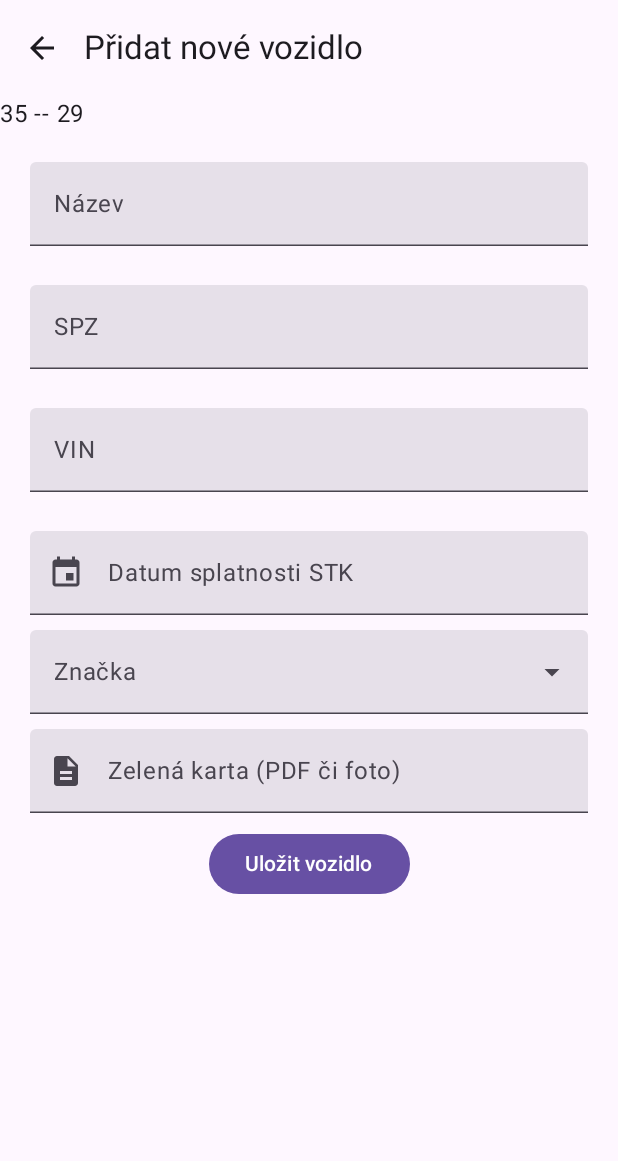
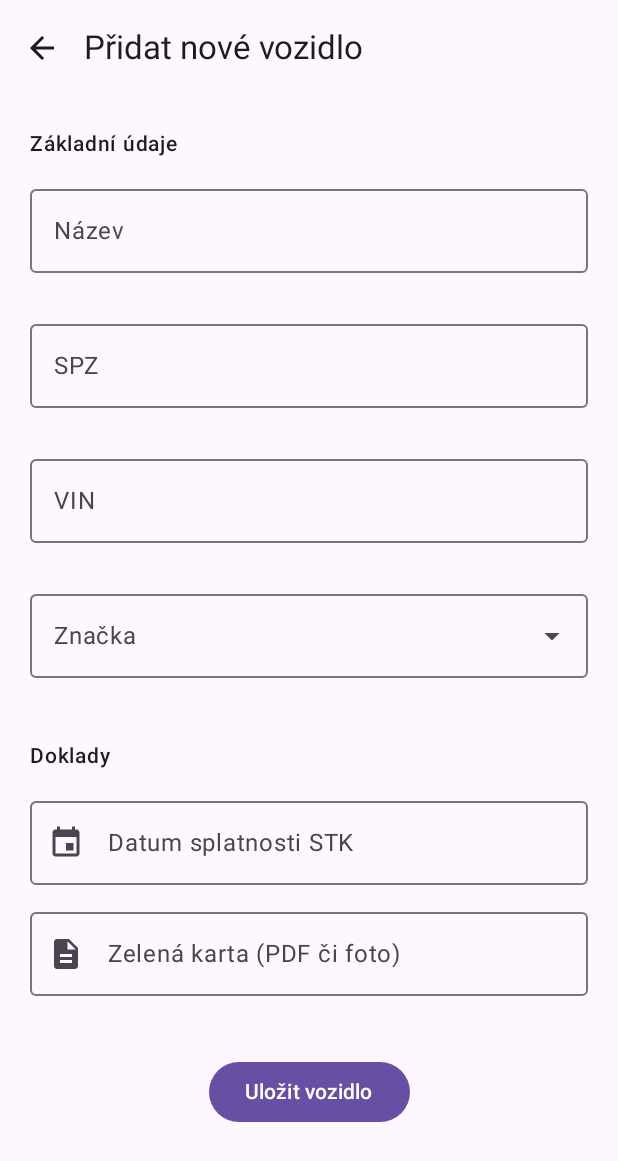
Before and after one commit to MartinWeiss01/garager-android, an Android app built with Jetpack Compose: the screen it shows after launch (MainActivity), after a tap on "Přidat vozidlo", on a phone screen of 412 x 824 dp. Shown: the top 1161 px of the screen. Run offline under Robolectric (Android 15) with nearby library versions, the phone set to English and light mode, and no system bars; our stand-ins replace Room's generated code.

Commit message:
feat(AddEditVeh): change screen layout and UI

```diff
--- a/Garager/app/src/main/java/cz/martinweiss/garager/ui/elements/CustomTextField.kt
+++ b/Garager/app/src/main/java/cz/martinweiss/garager/ui/elements/CustomTextField.kt
@@ -3,6 +3,7 @@ package cz.martinweiss.garager.ui.elements
 import androidx.compose.foundation.layout.fillMaxWidth
 import androidx.compose.foundation.text.KeyboardOptions
 import androidx.compose.material3.ExperimentalMaterial3Api
+import androidx.compose.material3.OutlinedTextField
 import androidx.compose.material3.Text
 import androidx.compose.material3.TextField
 import androidx.compose.runtime.Composable
@@ -18,7 +19,7 @@ fun CustomTextField(
     error: String,
     keyboardOptions: KeyboardOptions = KeyboardOptions(keyboardType = KeyboardType.Text),
 ) {
-    TextField(
+    OutlinedTextField(
         value = value,
         label = { Text(text = label) },
         onValueChange = onValueChange,
--- a/Garager/app/src/main/java/cz/martinweiss/garager/ui/elements/ReactiveField.kt
+++ b/Garager/app/src/main/java/cz/martinweiss/garager/ui/elements/ReactiveField.kt
@@ -36,7 +36,7 @@ fun ReactiveField(
 
     val focusManager = LocalFocusManager.current
 
-    TextField(
+    OutlinedTextField(
         value = value ?: "",
         onValueChange = {},
         label = { Text(text = label) },
--- a/Garager/app/src/main/java/cz/martinweiss/garager/ui/screens/vehicleAddEdit/Screen.kt
+++ b/Garager/app/src/main/java/cz/martinweiss/garager/ui/screens/vehicleAddEdit/Screen.kt
@@ -23,6 +23,8 @@ import androidx.compose.foundation.gestures.rememberTransformableState
 import androidx.compose.foundation.gestures.transformable
 import androidx.compose.ui.draw.scale
 import androidx.compose.ui.graphics.asImageBitmap
+import androidx.compose.ui.text.font.FontWeight
+import androidx.compose.ui.unit.sp
 import cz.martinweiss.garager.R
 import cz.martinweiss.garager.navigation.INavigationRouter
 import cz.martinweiss.garager.ui.elements.BackArrowScreen
@@ -77,14 +79,14 @@ fun AddEditVehicleContent(
     actions: AddEditVehicleViewModel,
     data: AddEditVehicleData
 ) {
-    Text(text = "${Build.VERSION.SDK_INT} -- ${Build.VERSION_CODES.Q}")
     var expanded by remember { mutableStateOf(false) }
     val context = LocalContext.current
 
     Column(
         modifier = Modifier.padding(20.dp),
-        verticalArrangement = Arrangement.spacedBy(10.dp)
+        verticalArrangement = Arrangement.spacedBy(40.dp)
     ) {
+        Section(title = stringResource(id = R.string.add_edit_vehicle_section_main)) {
             CustomTextField(
                 value = data.vehicle.name,
                 label = stringResource(id = R.string.add_edit_vehicle_name_field),
@@ -106,38 +108,11 @@ fun AddEditVehicleContent(
                 error = if(data.vehicleVINError != null) stringResource(id = data.vehicleVINError!!) else ""
             )
 
-        val calendar = Calendar.getInstance()
-        data.vehicle.motDate?.let {
-            calendar.timeInMillis = it
-        }
-
-        val year = calendar.get(Calendar.YEAR)
-        val month = calendar.get(Calendar.MONTH)
-        val day = calendar.get(Calendar.DAY_OF_MONTH)
-
-        val datePickerDialog = DatePickerDialog(
-            LocalContext.current,
-            { dialog: DatePicker, year: Int, month: Int, day: Int ->
-                actions.onDateChange(DateUtils.getUnixTime(year, month, day))
-            },
-            year,
-            month,
-            day
-        )
-
-        ReactiveField(
-            value = if(data.vehicle.motDate != null) DateUtils.getDateString(data.vehicle.motDate!!) else null,
-            label = stringResource(id = R.string.add_edit_vehicle_mot_date_field),
-            leadingIcon = R.drawable.ic_event_24,
-            onClick = { datePickerDialog.show() },
-            onClearClick = { actions.onDateChange(null) }
-        )
-
             ExposedDropdownMenuBox(
                 expanded = expanded,
                 onExpandedChange = { expanded = !expanded }
             ) {
-            TextField(
+                OutlinedTextField(
                     readOnly = true,
                     value = data.selectedManufacturerName,
                     onValueChange = {},
@@ -145,7 +120,6 @@ fun AddEditVehicleContent(
                     trailingIcon = {
                         ExposedDropdownMenuDefaults.TrailingIcon(expanded = expanded)
                     },
-                colors = ExposedDropdownMenuDefaults.textFieldColors(),
                     modifier = Modifier
                         .menuAnchor()
                         .fillMaxWidth()
@@ -166,11 +140,41 @@ fun AddEditVehicleContent(
                     }
                 }
             }
+        }
+
+        val calendar = Calendar.getInstance()
+        data.vehicle.motDate?.let {
+            calendar.timeInMillis = it
+        }
+
+        val year = calendar.get(Calendar.YEAR)
+        val month = calendar.get(Calendar.MONTH)
+        val day = calendar.get(Calendar.DAY_OF_MONTH)
+
+        val datePickerDialog = DatePickerDialog(
+            LocalContext.current,
+            { dialog: DatePicker, year: Int, month: Int, day: Int ->
+                actions.onDateChange(DateUtils.getUnixTime(year, month, day))
+            },
+            year,
+            month,
+            day
+        )
+
+        Section(title = stringResource(id = R.string.add_edit_vehicle_section_docs)) {
+            ReactiveField(
+                value = if(data.vehicle.motDate != null) DateUtils.getDateString(data.vehicle.motDate!!) else null,
+                label = stringResource(id = R.string.add_edit_vehicle_mot_date_field),
+                leadingIcon = R.drawable.ic_event_24,
+                onClick = { datePickerDialog.show() },
+                onClearClick = { actions.onDateChange(null) }
+            )
 
             FilePickerDev(
                 actions = actions,
                 data = data
             )
+        }
 
         Row(
             Modifier.fillMaxWidth(),
@@ -180,7 +184,6 @@ fun AddEditVehicleContent(
                 onClick = {
                     actions.saveVehicle(context)
                 },
-                //enabled = (actions.isNameValid(fName.value) && actions.isVINValid(fVin.value))
             ) {
                 Text(text = stringResource(id = R.string.add_edit_vehicle_save_btn))
             }
@@ -195,18 +198,11 @@ fun FilePickerDev(
 ) {
     val context = LocalContext.current
 
-    var bitmap by remember {
-        mutableStateOf<Bitmap?>(null)
-    }
-
     // Android 10+ (API Level 29+), permissions not required
     val launcher = rememberLauncherForActivityResult(ActivityResultContracts.OpenDocument()) {
         if(it != null) {
             actions.onGreenCardChange(it)
-            var fileContent = context.contentResolver.openInputStream(it)?.readBytes()
-            bitmap = fileContent?.let { BitmapFactory.decodeByteArray(fileContent, 0, it.size) }
         } // else User didnt select any file
-
     }
 
     // Android <10 (API Level <29), permissions required
@@ -219,7 +215,8 @@ fun FilePickerDev(
     }
 
     ReactiveField(
-        value = FileUtils.getFileNameFromURI(context, data.selectedGreenCardURI),
+        value = if(data.selectedGreenCardURI == null && data.vehicle.greenCardFilename != null) data.vehicle.greenCardFilename
+            else FileUtils.getFileNameFromURI(context, data.selectedGreenCardURI),
         label = stringResource(id = R.string.add_edit_vehicle_file_field),
         leadingIcon = R.drawable.ic_description_24_filled,
         onClick = {
@@ -231,22 +228,20 @@ fun FilePickerDev(
         },
         onClearClick = { actions.onGreenCardChange(null) }
     )
-
-    var scale by remember { mutableStateOf(1f) }
-    val state = rememberTransformableState { zoomChange, _, _ ->
-        scale *= zoomChange
 }
 
-    if(bitmap != null) {
-        Box(
-            Modifier
-                .transformable(state = state)
+@Composable
+fun Section(
+    title: String,
+    modifier: Modifier = Modifier,
+    content: @Composable () -> Unit
 ) {
-            Image(
-                bitmap!!.asImageBitmap(),
-                contentDescription = null,
-                modifier = Modifier.scale(scale)
+    Column(modifier = modifier, verticalArrangement = Arrangement.spacedBy(10.dp)) {
+        Text(
+            text = title,
+            fontSize = 14.sp,
+            fontWeight = FontWeight.SemiBold
         )
+        content()
     }
 }
-}
--- a/Garager/app/src/main/res/values/strings.xml
+++ b/Garager/app/src/main/res/values/strings.xml
@@ -20,6 +20,8 @@
     <string name="add_edit_vehicle_upload_file">Vybrat soubor</string>
     <string name="add_edit_vehicle_file_field">Zelená karta (PDF či foto)</string>
     <string name="add_edit_vehicle_mot_date_field">Datum splatnosti STK</string>
+    <string name="add_edit_vehicle_section_main">Základní údaje</string>
+    <string name="add_edit_vehicle_section_docs">Doklady</string>
 
     <string name="title_detail_vehicle">Detail vozidla</string>
 
```
Also changed, not shown: 1 other file. Lines whose indentation alone changed are shown as unchanged.
